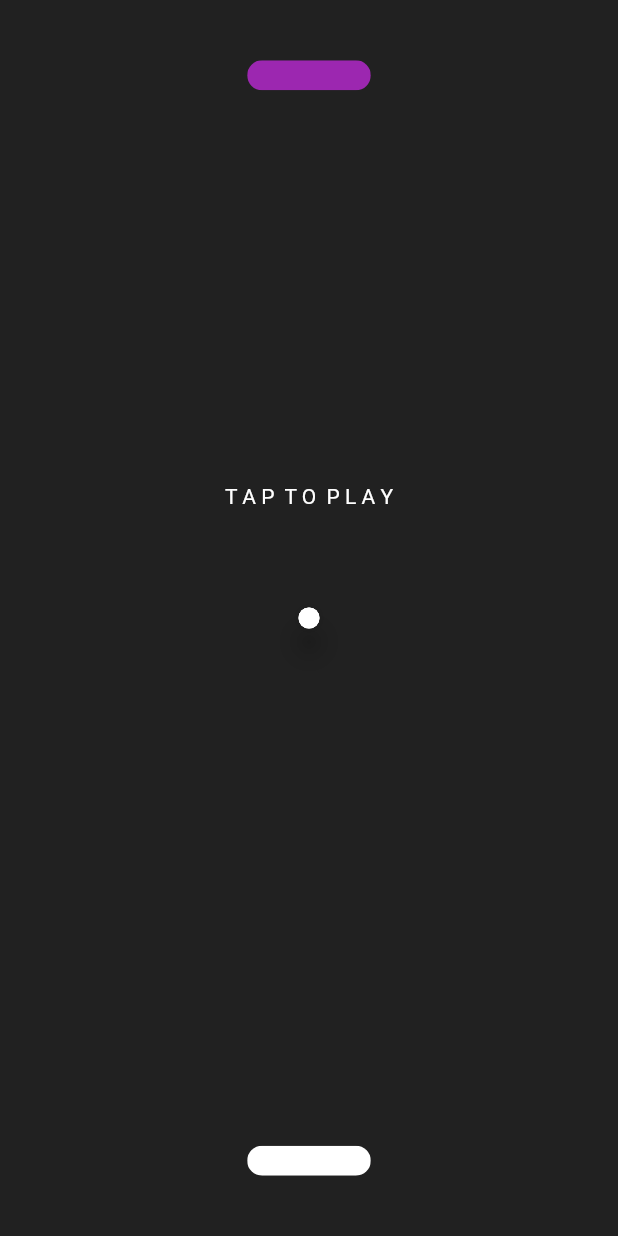
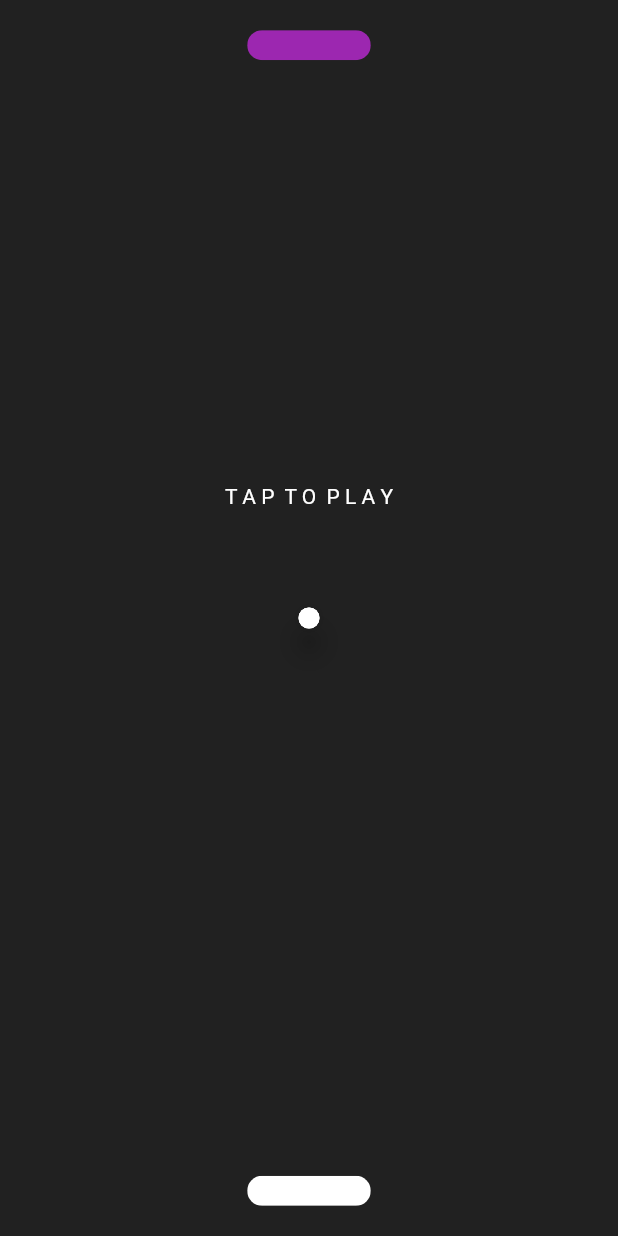
Before and after one commit to manil-123/pong-game-with-bloc, a Flutter app: the screen it shows after launch, on a phone screen of 412 x 824 dp. Run offline on Flutter 3.47's test engine with Material 2 defaults, Android fonts, the phone set to English and light mode, and no system bars; drawn by our look-alikes of avatar_glow; our stand-ins replace equatable, flutter_bloc.

```diff
--- a/lib/views/screens/home_screen.dart
+++ b/lib/views/screens/home_screen.dart
@@ -29,7 +29,7 @@ class _HomeScreenState extends State<HomeScreen> {
 
   void _startGame() {
     gameCubit!.startGame();
-    Timer.periodic(const Duration(milliseconds: 20), (timer) {
+    Timer.periodic(const Duration(milliseconds: 15), (timer) {
       // move ball
       gameCubit!.moveBall();
 
@@ -177,7 +177,8 @@ class _HomeScreenState extends State<HomeScreen> {
       onTap: _startGame,
       child: Scaffold(
         backgroundColor: AppColors.scaffoldBackgroundColor,
-        body: Center(
+        body: SafeArea(
+          child: Center(
             child: Stack(
               children: [
                 //Cover screen
@@ -187,14 +188,14 @@ class _HomeScreenState extends State<HomeScreen> {
                 //top brick
                 const MyBrick(
                   x: -0.2,
-                y: -0.9,
+                  y: -0.95,
                   brickWidth: 0.4,
                   thisIsEnemy: true,
                 ),
                 //bottom brick
                 const MyBrick(
                   x: -0.2,
-                y: 0.9,
+                  y: 0.95,
                   brickWidth: 0.4,
                   thisIsEnemy: false,
                 ),
@@ -208,6 +209,7 @@ class _HomeScreenState extends State<HomeScreen> {
             ),
           ),
         ),
+      ),
     );
   }
 }
```
Also changed, not shown: lib/cubits/game_cubit.dart (+11 -1 lines). Lines whose indentation alone changed are shown as unchanged.
